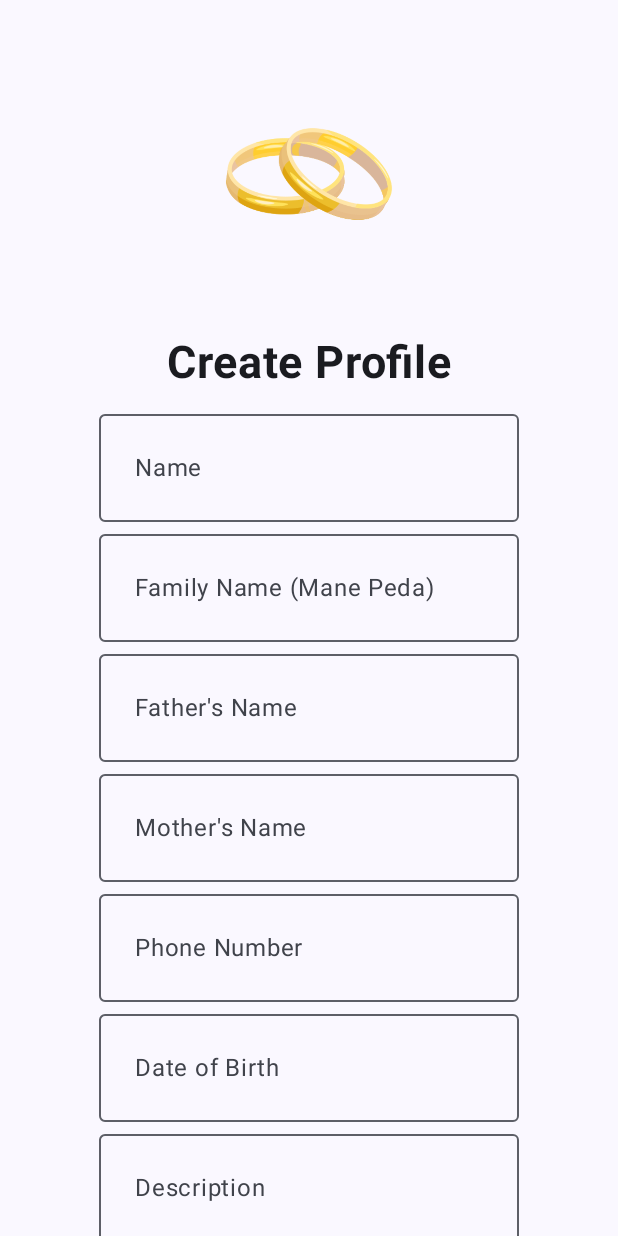
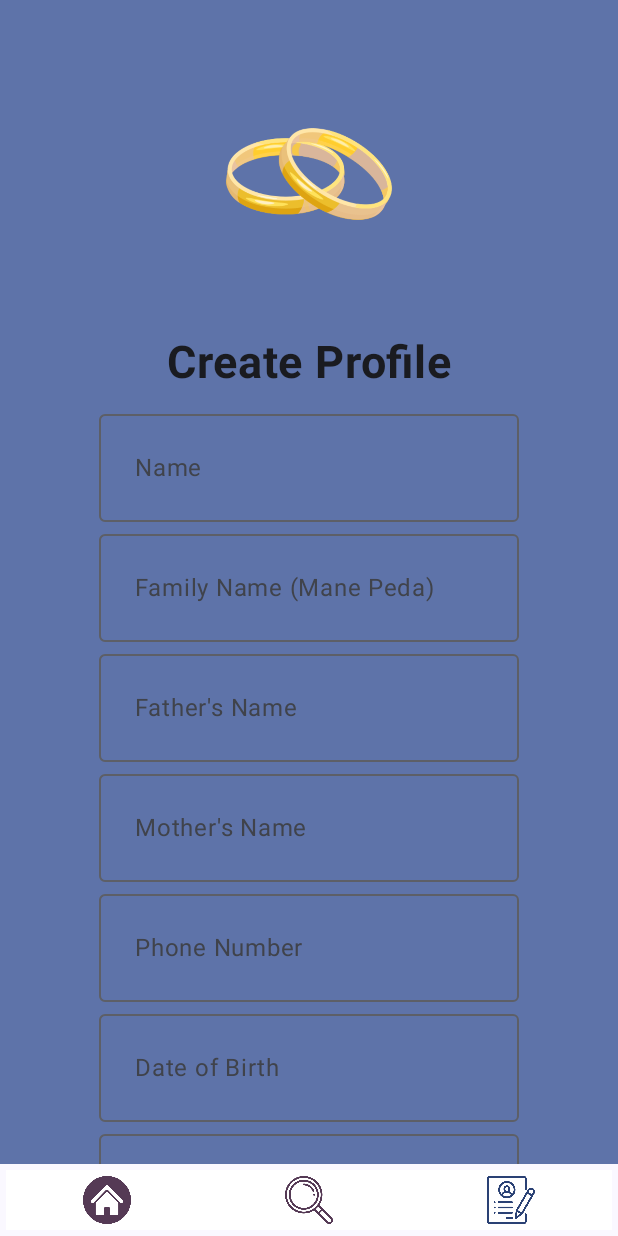
Before and after one commit to Darkeye14/Kodava-Matrimony, an Android app built with Jetpack Compose: the CreateProfileScreen screen opened through its navigation route, on a phone screen of 412 x 824 dp. Run offline under Robolectric (Android 15) with nearby library versions, the phone set to English and light mode, and no system bars; our stand-ins replace Dagger/Hilt's generated code, Firebase (no records; nobody signed in at launch, a user with empty details on screens opened directly).

```diff
--- a/app/src/main/java/com/example/kodavamatrimony/ui/Navigation/DestinationScreen.kt
+++ b/app/src/main/java/com/example/kodavamatrimony/ui/Navigation/DestinationScreen.kt
@@ -2,6 +2,7 @@ package com.example.kodavamatrimony.ui.Navigation
 
 sealed class DestinationScreen(var route : String) {
     data object SignUp:DestinationScreen("signup")
+    data object BottomNavigationMenu:DestinationScreen("bottomNavigationMenu")
     data object Login:DestinationScreen("login")
     data object HomeScreen:DestinationScreen("homeScreen")
     data object SplashScreen:DestinationScreen("splashScreen")
--- a/app/src/main/java/com/example/kodavamatrimony/ui/Navigation/KmNavigation.kt
+++ b/app/src/main/java/com/example/kodavamatrimony/ui/Navigation/KmNavigation.kt
@@ -7,6 +7,7 @@ import androidx.navigation.compose.NavHost
 import androidx.navigation.compose.rememberNavController
 import androidx.navigation.compose.composable
 import com.example.kodavamatrimony.ui.KmViewModel
+import com.example.kodavamatrimony.ui.Screens.BottomNavigationMenu
 import com.example.kodavamatrimony.ui.Screens.CreateProfileScreen
 import com.example.kodavamatrimony.ui.Screens.HomeScreen
 import com.example.kodavamatrimony.ui.Screens.LoginScreen
@@ -31,10 +32,10 @@ fun KmNavigation() {
             SignUpScreen(navController,viewModel)
         }
         composable(DestinationScreen.HomeScreen.route){
-            HomeScreen()
+            HomeScreen(navController)
         }
         composable(DestinationScreen.SearchScreen.route){
-            SearchScreen()
+            SearchScreen(navController)
         }
         composable(DestinationScreen.Login.route){
             LoginScreen(viewModel,navController)
@@ -42,5 +43,6 @@ fun KmNavigation() {
         composable(DestinationScreen.CreateProfileScreen.route){
             CreateProfileScreen(navController = navController, viewModel = viewModel)
         }
+
     }
 }
--- a/app/src/main/java/com/example/kodavamatrimony/ui/Screens/BottomNavigationMenu.kt
+++ b/app/src/main/java/com/example/kodavamatrimony/ui/Screens/BottomNavigationMenu.kt
@@ -1,8 +1,63 @@
 package com.example.kodavamatrimony.ui.Screens
 
+import androidx.compose.foundation.Image
+import androidx.compose.foundation.background
+import androidx.compose.foundation.clickable
+import androidx.compose.foundation.layout.Row
+import androidx.compose.foundation.layout.fillMaxWidth
+import androidx.compose.foundation.layout.padding
+import androidx.compose.foundation.layout.size
+import androidx.compose.foundation.layout.wrapContentHeight
+import androidx.compose.material3.MaterialTheme
 import androidx.compose.runtime.Composable
+import androidx.compose.ui.Modifier
+import androidx.compose.ui.graphics.ColorFilter
+import androidx.compose.ui.res.painterResource
+import androidx.compose.ui.unit.dp
+import androidx.navigation.NavController
+import com.example.kodavamatrimony.R
+import com.example.kodavamatrimony.ui.Navigation.DestinationScreen
+import com.example.kodavamatrimony.ui.Utility.navigateTo
 
-@Composable
-fun BottomNavigationMenu() {
+enum class BottomNavigationItem (
+    val icon :Int,
+    val destinationScreen: DestinationScreen
+){
+    HOMELIST(R.drawable.home_button, DestinationScreen.HomeScreen),
+    SEARCHLIST(R.drawable.loupe, DestinationScreen.SearchScreen),
+    CREATEPROFILELIST(R.drawable.resume, DestinationScreen.CreateProfileScreen),
 
 }
+@Composable
+fun BottomNavigationMenu(
+    selectedItem : BottomNavigationItem,
+    navController: NavController,
+
+) {
+    Row(
+      modifier = Modifier
+          .padding(4.dp)
+          .fillMaxWidth()
+          .wrapContentHeight()
+          .background(MaterialTheme.colorScheme.onPrimaryContainer)
+    ) {
+        for(item in BottomNavigationItem.entries){
+            Image(
+                painter = painterResource(id = item.icon)
+                , contentDescription = null,
+                modifier = Modifier
+                    .size(40.dp)
+                    .padding(4.dp)
+                    .weight(1f)
+                    .clickable {
+                        navigateTo(navController,item.destinationScreen.route)
+                    },
+                colorFilter = if(item == selectedItem){
+                    ColorFilter.tint(MaterialTheme.colorScheme.primary)
+                }
+                else
+                ColorFilter.tint(MaterialTheme.colorScheme.tertiary)
+            )
+        }
+    }
+}
--- a/app/src/main/java/com/example/kodavamatrimony/ui/Screens/CreateProfileScreen.kt
+++ b/app/src/main/java/com/example/kodavamatrimony/ui/Screens/CreateProfileScreen.kt
@@ -4,6 +4,7 @@ import androidx.compose.foundation.Image
 import androidx.compose.foundation.background
 import androidx.compose.foundation.layout.Box
 import androidx.compose.foundation.layout.Column
+
 import androidx.compose.foundation.layout.fillMaxSize
 import androidx.compose.foundation.layout.padding
 import androidx.compose.foundation.layout.width
@@ -14,6 +15,7 @@ import androidx.compose.foundation.verticalScroll
 import androidx.compose.material3.Button
 import androidx.compose.material3.MaterialTheme
 import androidx.compose.material3.OutlinedTextField
+import androidx.compose.material3.Scaffold
 import androidx.compose.material3.Text
 import androidx.compose.runtime.Composable
 import androidx.compose.runtime.mutableStateOf
@@ -39,7 +41,13 @@ fun CreateProfileScreen(
     navController: NavController,
     viewModel: KmViewModel
 ) {
-    Box(
+    Scaffold(bottomBar = {
+        BottomNavigationMenu(
+            selectedItem = BottomNavigationItem.CREATEPROFILELIST,
+            navController = navController,
+
+            )
+    },
         modifier = Modifier
             .fillMaxSize()
             .background(MaterialTheme.colorScheme.surface)
@@ -48,6 +56,8 @@ fun CreateProfileScreen(
             modifier = Modifier
                 .fillMaxSize()
                 .wrapContentHeight()
+                .padding(it)
+                .background(MaterialTheme.colorScheme.primaryContainer)
                 .verticalScroll(rememberScrollState()),
             horizontalAlignment = Alignment.CenterHorizontally
         ){
@@ -271,5 +281,4 @@ fun CreateProfileScreen(
             CommonProgressBar()
         }
     }
-
 }
--- a/app/src/main/java/com/example/kodavamatrimony/ui/Screens/HomeScreen.kt
+++ b/app/src/main/java/com/example/kodavamatrimony/ui/Screens/HomeScreen.kt
@@ -17,14 +17,21 @@ import androidx.compose.ui.Alignment
 import androidx.compose.ui.Modifier
 import androidx.compose.ui.res.stringResource
 import androidx.compose.ui.tooling.preview.Preview
+import androidx.navigation.NavController
 import com.example.kodavamatrimony.R
 import com.example.kodavamatrimony.ui.theme.KodavaMatrimonyTheme
 
 @OptIn(ExperimentalMaterial3Api::class)
 @Composable
 fun HomeScreen(
+    navController: NavController,
     modifier: Modifier = Modifier
 ){
+
+    BottomNavigationMenu(
+        selectedItem = BottomNavigationItem.HOMELIST,
+        navController = navController
+    )
         Scaffold(
             topBar = {
                 CenterAlignedTopAppBar(
@@ -35,6 +42,12 @@ fun HomeScreen(
                         containerColor = MaterialTheme.colorScheme.onPrimaryContainer,
                         titleContentColor = MaterialTheme.colorScheme.onPrimary
                     )
+                )
+            },
+            bottomBar = {
+                BottomNavigationMenu(
+                    selectedItem = BottomNavigationItem.HOMELIST,
+                    navController = navController
                 )
             }
         ) {
@@ -72,14 +85,3 @@ fun HomeScreen(
         }
 
 }
-
-
-@Preview
-@Composable
-fun Screen(
-    modifier: Modifier = Modifier
-) {
-    KodavaMatrimonyTheme {
-        HomeScreen()
-    }
-}
```
Also changed, not shown: app/src/main/java/com/example/kodavamatrimony/ui/Screens/Search Screen.kt (+19 -1 lines), app/src/main/res/drawable/calm_lake_view_.webp (deleted), app/src/main/res/drawable/home_button.png (added), app/src/main/res/drawable/loupe.png (added), app/src/main/res/drawable/matrimony_bg.webp (deleted), app/src/main/res/drawable/resume.png (added).
